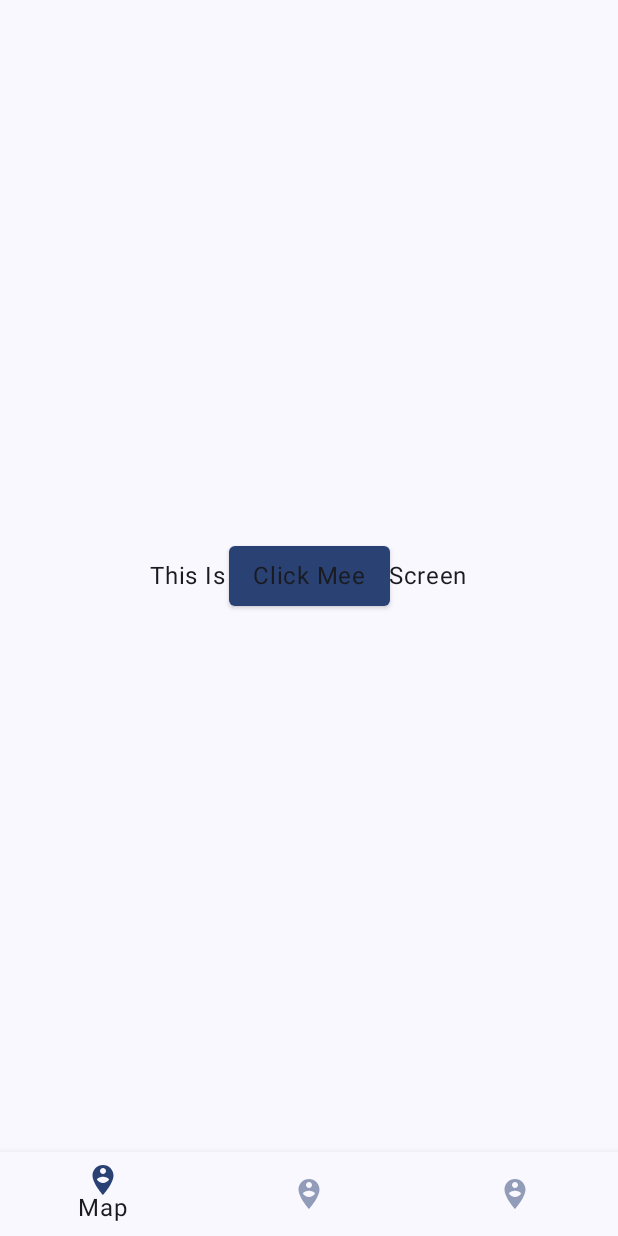
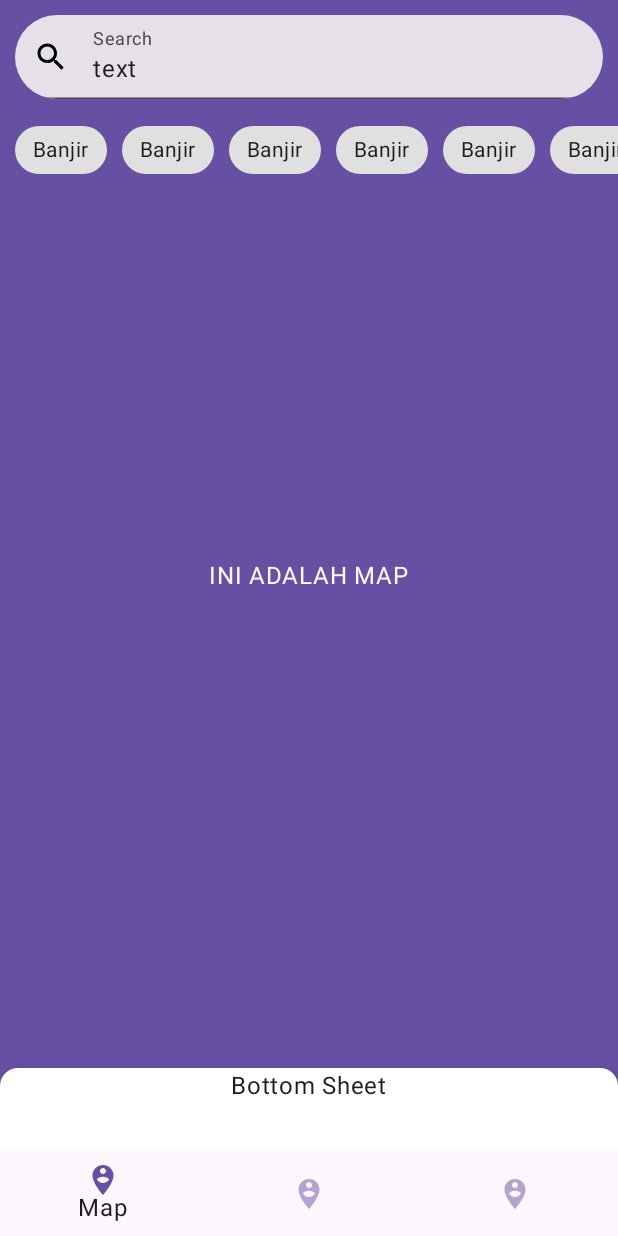
Before and after one commit to GG-3-0-Mobile-Engineering/ME14-MapDisaster-GG3MEGP0546-DekiNurFitrian, an Android app built with Jetpack Compose: the screen it shows after launch (MainActivity), on a phone screen of 412 x 824 dp. Run offline under Robolectric (Android 15) with nearby library versions, the phone set to English and light mode, and no system bars; 2 statements that could not run were skipped.

Commit message:
feat: Map disaster search & filterchip
Adding ui design

```diff
--- /dev/null
+++ b/app/src/main/java/com/example/finalprojectgg/domain/model/ChipModel.kt
@@ -0,0 +1,8 @@
+package com.example.finalprojectgg.domain.model
+
+import androidx.compose.runtime.Composable
+
+data class ChipModel(
+    val title: String,
+    val icon: @Composable () -> Unit
+)
--- /dev/null
+++ b/app/src/main/java/com/example/finalprojectgg/ui/components/FilterChipGroup.kt
@@ -0,0 +1,65 @@
+package com.example.finalprojectgg.ui.components
+
+import androidx.compose.foundation.layout.Arrangement
+import androidx.compose.foundation.layout.PaddingValues
+import androidx.compose.foundation.layout.padding
+import androidx.compose.foundation.lazy.LazyRow
+import androidx.compose.material.Chip
+import androidx.compose.material.ExperimentalMaterialApi
+import androidx.compose.material.FilterChip
+import androidx.compose.material.Icon
+import androidx.compose.material.Text
+import androidx.compose.material.icons.Icons
+import androidx.compose.material.icons.filled.Build
+import androidx.compose.material3.ElevatedFilterChip
+import androidx.compose.material3.ExperimentalMaterial3Api
+import androidx.compose.runtime.Composable
+import androidx.compose.runtime.mutableStateOf
+import androidx.compose.runtime.remember
+import androidx.compose.runtime.*
+import androidx.compose.runtime.snapshots.SnapshotStateList
+import androidx.compose.ui.Modifier
+import androidx.compose.ui.unit.dp
+
+import com.example.finalprojectgg.domain.model.ChipModel
+
+@OptIn( ExperimentalMaterialApi::class)
+@Composable
+fun FilterChipGroup(
+    chipItems: List<ChipModel>,
+    selectedItem: SnapshotStateList<ChipModel>
+) {
+    LazyRow(
+        userScrollEnabled = true,
+        contentPadding = PaddingValues(horizontal = 10.dp),
+        horizontalArrangement = Arrangement.spacedBy(10.dp)
+    ) {
+
+        items(chipItems.size) { index: Int ->
+            val filterBencanaItem = chipItems[index]
+            var selected by remember {
+                mutableStateOf(false)
+            }
+
+            FilterChip(
+                selected = selected,
+                onClick = {
+                    selected = when (selected) {
+                        true -> {
+                            selectedItem.remove(filterBencanaItem)
+                            false
+                        }
+
+                        false -> {
+                            selectedItem.add(filterBencanaItem)
+                            true
+                        }
+                    }
+                },
+                selectedIcon = { Icon(imageVector = Icons.Default.Build, contentDescription = null)}
+            ) {
+                Text(text = filterBencanaItem.title)
+            }
+        }
+    }
+}
--- a/app/src/main/java/com/example/finalprojectgg/ui/screens/MapDisasterScreen.kt
+++ b/app/src/main/java/com/example/finalprojectgg/ui/screens/MapDisasterScreen.kt
@@ -1,22 +1,152 @@
 package com.example.finalprojectgg.ui.screens
 
+import androidx.compose.foundation.background
 import androidx.compose.foundation.layout.Box
+import androidx.compose.foundation.layout.Column
+import androidx.compose.foundation.layout.Row
 import androidx.compose.foundation.layout.fillMaxSize
-import androidx.compose.material.Button
-import androidx.compose.material.ButtonColors
-import androidx.compose.material.ButtonDefaults
+import androidx.compose.foundation.layout.fillMaxWidth
+import androidx.compose.foundation.layout.padding
+import androidx.compose.foundation.lazy.LazyRow
+import androidx.compose.material.BottomSheetScaffold
+import androidx.compose.material.BottomSheetState
+import androidx.compose.material.BottomSheetValue
+import androidx.compose.material.ExperimentalMaterialApi
+import androidx.compose.material.Icon
+import androidx.compose.material.icons.Icons
+import androidx.compose.material.icons.filled.Build
+import androidx.compose.material.icons.filled.Done
+import androidx.compose.material.icons.filled.Search
+import androidx.compose.material.rememberBottomSheetScaffoldState
+import androidx.compose.material.rememberBottomSheetState
+import androidx.compose.material3.ExperimentalMaterial3Api
 import androidx.compose.material3.MaterialTheme
+import androidx.compose.material3.ShapeDefaults
 import androidx.compose.material3.Text
+import androidx.compose.material3.TextField
 import androidx.compose.runtime.Composable
+import androidx.compose.runtime.remember
+import androidx.compose.runtime.*
+import androidx.compose.runtime.mutableStateListOf
 import androidx.compose.ui.Alignment
 import androidx.compose.ui.Modifier
+import androidx.compose.ui.draw.clip
+import androidx.compose.ui.geometry.CornerRadius
+import androidx.compose.ui.graphics.Color
+import androidx.compose.ui.graphics.vector.ImageVector
+import androidx.compose.ui.unit.dp
+import com.example.finalprojectgg.domain.model.ChipModel
+import com.example.finalprojectgg.ui.components.FilterChipGroup
+import com.example.finalprojectgg.ui.navigation.Screens
 
+@OptIn(ExperimentalMaterialApi::class)
 @Composable
 fun MapDisasterScreen() {
-    Box(modifier = Modifier.fillMaxSize(), contentAlignment = Alignment.Center){
-        Text(text = "This Is Map Disaster Screen")
-        Button(onClick = { /*TODO*/ }, colors = ButtonDefaults.buttonColors(backgroundColor = MaterialTheme.colorScheme.primary)) {
-            Text(text = "Click Mee")
+    val bottomSheetState = rememberBottomSheetScaffoldState(
+        bottomSheetState = BottomSheetState(BottomSheetValue.Collapsed)
+    )
+    BottomSheetScaffold(
+        scaffoldState = bottomSheetState,
+        sheetContent = {
+            MapDisasterBottomSheet()
+        },
+        sheetShape = MaterialTheme.shapes.medium
+    ) {
+        Box(
+            modifier = Modifier
+                .fillMaxSize()
+                .background(MaterialTheme.colorScheme.primary), contentAlignment = Alignment.Center
+        ) {
+            Column(modifier = Modifier
+                .fillMaxWidth()
+                .align(Alignment.TopCenter)) {
+                MapDisasterSearch(
+                    modifier = Modifier
+                        .padding(10.dp)
+                )
+                MapdisasterFilterChip()
+            }
+            Text(text = "INI ADALAH MAP", color = MaterialTheme.colorScheme.surface)
         }
     }
 }
+
+@Composable
+fun MapDisasterBottomSheet() {
+    Box(Modifier.fillMaxSize(), contentAlignment = Alignment.TopCenter) {
+        Text(text = "Bottom Sheet")
+    }
+}
+
+@OptIn(ExperimentalMaterial3Api::class)
+@Composable
+fun MapDisasterSearch(modifier: Modifier = Modifier) {
+    Row(
+        modifier
+            .fillMaxWidth()
+            .clip(ShapeDefaults.ExtraLarge)
+            .background(Color.Transparent)
+    ) {
+        TextField(
+            value = "text",
+            onValueChange = { },
+            label = { Text("Search") },
+            leadingIcon = { Icon(Icons.Filled.Search, contentDescription = null) },
+            modifier = Modifier.fillMaxWidth()
+        )
+    }
+}
+
+@Composable
+fun MapdisasterFilterChip(modifier: Modifier = Modifier) {
+
+    val filterBencana = arrayListOf(
+        ChipModel(
+            title = "Banjir",
+            icon = {
+                Icon(imageVector = Icons.Default.Build, contentDescription = null)
+            }
+        ),
+        ChipModel(
+            title = "Banjir",
+            icon = {
+                Icon(imageVector = Icons.Default.Build, contentDescription = null)
+            }
+        ),
+        ChipModel(
+            title = "Banjir",
+            icon = {
+                Icon(imageVector = Icons.Default.Build, contentDescription = null)
+            }
+        ),
+        ChipModel(
+            title = "Banjir",
+            icon = {
+                Icon(imageVector = Icons.Default.Build, contentDescription = null)
+            }
+        ),
+        ChipModel(
+            title = "Banjir",
+            icon = {
+                Icon(imageVector = Icons.Default.Build, contentDescription = null)
+            }
+        ),
+        ChipModel(
+            title = "Banjir",
+            icon = {
+                Icon(imageVector = Icons.Default.Build, contentDescription = null)
+            }
+        ),
+    )
+
+    val selectedChipItem = remember {
+        mutableStateListOf<ChipModel>()
+    }
+
+
+    FilterChipGroup(
+        chipItems = filterBencana,
+        selectedItem = selectedChipItem
+    )
+
+}
--- a/app/src/main/java/com/example/finalprojectgg/ui/theme/Theme.kt
+++ b/app/src/main/java/com/example/finalprojectgg/ui/theme/Theme.kt
@@ -90,10 +90,10 @@ fun FinalProjectGGTheme(
 ) {
 
     val colorScheme = when {
-        dynamicColor && Build.VERSION.SDK_INT >= Build.VERSION_CODES.S -> {
-            val context = LocalContext.current
-            if (darkTheme) dynamicDarkColorScheme(context) else dynamicLightColorScheme(context)
-        }
+//        dynamicColor && Build.VERSION.SDK_INT >= Build.VERSION_CODES.S -> {
+//            val context = LocalContext.current
+//            if (darkTheme) dynamicDarkColorScheme(context) else dynamicLightColorScheme(context)
+//        }
 
         darkTheme -> DarkColorScheme
         else -> LightColorScheme
--- /dev/null
+++ b/app/src/main/res/drawable/ic_search.xml
@@ -0,0 +1,5 @@
+<vector android:height="24dp" android:tint="#000000"
+    android:viewportHeight="24" android:viewportWidth="24"
+    android:width="24dp" xmlns:android="http://schemas.android.com/apk/res/android">
+    <path android:fillColor="@android:color/white" android:pathData="M15.5,14h-0.79l-0.28,-0.27C15.41,12.59 16,11.11 16,9.5 16,5.91 13.09,3 9.5,3S3,5.91 3,9.5 5.91,16 9.5,16c1.61,0 3.09,-0.59 4.23,-1.57l0.27,0.28v0.79l5,4.99L20.49,19l-4.99,-5zM9.5,14C7.01,14 5,11.99 5,9.5S7.01,5 9.5,5 14,7.01 14,9.5 11.99,14 9.5,14z"/>
+</vector>
```
